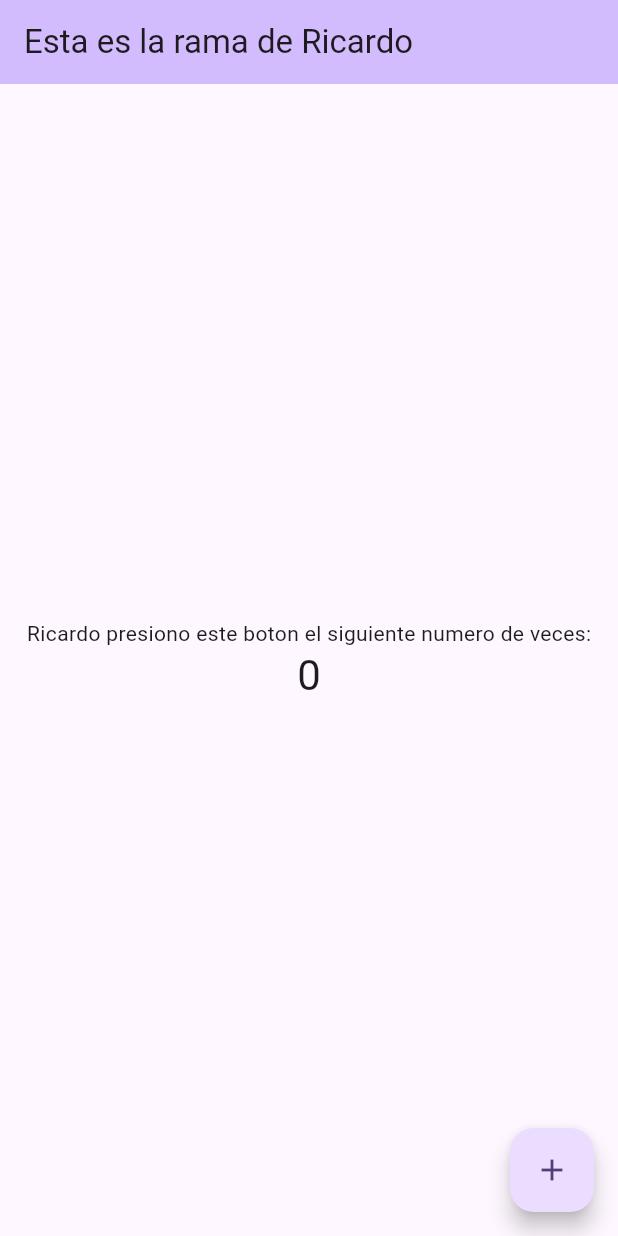
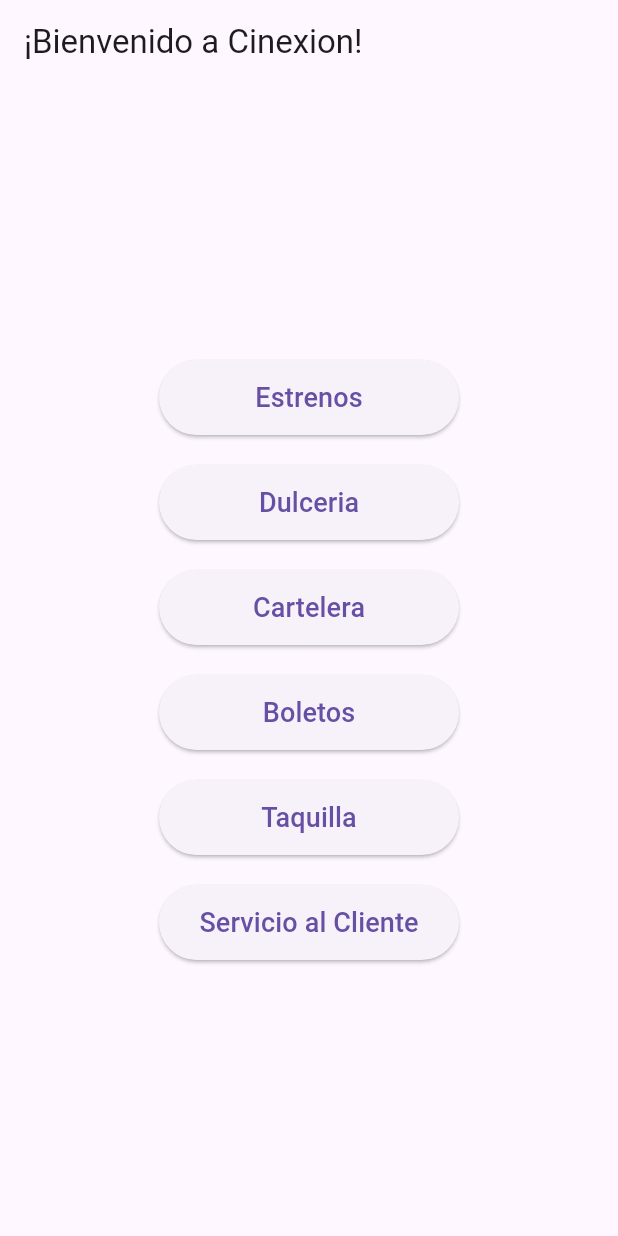
Before and after one commit to RisuSanguinium/cinexionHN, a Flutter app: the screen it shows after launch, on a phone screen of 412 x 824 dp. Run offline on Flutter 3.47's test engine with Material 3 defaults, Android fonts, the phone set to English and light mode, and no system bars.

Commit message:
Establecer HomePage

```diff
--- a/lib/main.dart
+++ b/lib/main.dart
@@ -1,125 +1,279 @@
 import 'package:flutter/material.dart';
 
 void main() {
-  runApp(const MyApp());
+  runApp(MyApp());
 }
 
 class MyApp extends StatelessWidget {
-  const MyApp({super.key});
-
-  // This widget is the root of your application.
   @override
   Widget build(BuildContext context) {
     return MaterialApp(
-      title: 'Flutter Demo',
+      title: 'Nav Cinexion',
       theme: ThemeData(
-        // This is the theme of your application.
-        //
-        // TRY THIS: Try running your application with "flutter run". You'll see
-        // the application has a purple toolbar. Then, without quitting the app,
-        // try changing the seedColor in the colorScheme below to Colors.green
-        // and then invoke "hot reload" (save your changes or press the "hot
-        // reload" button in a Flutter-supported IDE, or press "r" if you used
-        // the command line to start the app).
-        //
-        // Notice that the counter didn't reset back to zero; the application
-        // state is not lost during the reload. To reset the state, use hot
-        // restart instead.
-        //
-        // This works for code too, not just values: Most code changes can be
-        // tested with just a hot reload.
-        colorScheme: ColorScheme.fromSeed(seedColor: Colors.deepPurple),
-        useMaterial3: true,
+        primarySwatch: Colors.yellow,
       ),
-      home: const MyHomePage(title: 'Esta es la rama de Ricardo'),
+      initialRoute: '/',
+      routes: {
+        '/': (context) => HomePage(),
+        '/estrenos': (context) => EstrenosPage(),
+        '/dulceria': (context) => DulceriaPage(),
+        '/boletos': (context) => BoletosPage(),
+        '/taquilla': (context) => TaquillaPage(),
+        '/cartelera': (context) => CarteleraPage(),
+        '/servicio': (context) => ServicioPage(),
+      },
     );
   }
 }
 
-class MyHomePage extends StatefulWidget {
-  const MyHomePage({super.key, required this.title});
+class HomePage extends StatelessWidget {
+  @override
+Widget build(BuildContext context) {
+  return Scaffold(
+    appBar: AppBar(
+      title: Text('¡Bienvenido a Cinexion!'),
+    ),
+    body: Center(
+      child: Column(
+        mainAxisAlignment: MainAxisAlignment.center,
+        children: [
+          ElevatedButton(
+            onPressed: () {
+              Navigator.pushNamed(context, '/estrenos');
+            },
+            style: ElevatedButton.styleFrom(
+              minimumSize: Size(200, 50), // Ajusta el tamaño mínimo del botón
+            ),
+            child: Text(
+              'Estrenos',
+              style: TextStyle(fontSize: 18), // Ajusta el tamaño de la letra
+            ),
+          ),
+          SizedBox(height: 20), // Espacio entre los botones
+          ElevatedButton(
+            onPressed: () {
+              Navigator.pushNamed(context, '/dulceria');
+            },
+            style: ElevatedButton.styleFrom(
+              minimumSize: Size(200, 50), // Ajusta el tamaño mínimo del botón
+            ),
+            child: Text(
+              'Dulceria',
+              style: TextStyle(fontSize: 18), // Ajusta el tamaño de la letra
+            ),
+          ),
+          SizedBox(height: 20), // Espacio entre los botones
+          ElevatedButton(
+            onPressed: () {
+              Navigator.pushNamed(context, '/cartelera');
+            },
+            style: ElevatedButton.styleFrom(
+              minimumSize: Size(200, 50), // Ajusta el tamaño mínimo del botón
+            ),
+            child: Text(
+              'Cartelera',
+              style: TextStyle(fontSize: 18), // Ajusta el tamaño de la letra
+            ),
+          ),
+          SizedBox(height: 20), // Espacio entre los botones
+          ElevatedButton(
+            onPressed: () {
+              Navigator.pushNamed(context, '/boletos');
+            },
+            style: ElevatedButton.styleFrom(
+              minimumSize: Size(200, 50), // Ajusta el tamaño mínimo del botón
+            ),
+            child: Text(
+              'Boletos',
+              style: TextStyle(fontSize: 18), // Ajusta el tamaño de la letra
+            ),
+          ),
+          SizedBox(height: 20), // Espacio entre los botones
+          ElevatedButton(
+            onPressed: () {
+              Navigator.pushNamed(context, '/taquilla');
+            },
+            style: ElevatedButton.styleFrom(
+              minimumSize: Size(200, 50), // Ajusta el tamaño mínimo del botón
+            ),
+            child: Text(
+              'Taquilla',
+              style: TextStyle(fontSize: 18), // Ajusta el tamaño de la letra
+            ),
+          ),
+          SizedBox(height: 20), // Espacio entre los botones
+          ElevatedButton(
+            onPressed: () {
+              Navigator.pushNamed(context, '/servicio');
+            },
+            style: ElevatedButton.styleFrom(
+              minimumSize: Size(200, 50), // Ajusta el tamaño mínimo del botón
+            ),
+            child: Text(
+              'Servicio al Cliente',
+              style: TextStyle(fontSize: 18), // Ajusta el tamaño de la letra
+            ),
+          ),
+        ],
+      ),
+    ),
+  );
+}
 
-  // This widget is the home page of your application. It is stateful, meaning
-  // that it has a State object (defined below) that contains fields that affect
-  // how it looks.
+}
 
-  // This class is the configuration for the state. It holds the values (in this
-  // case the title) provided by the parent (in this case the App widget) and
-  // used by the build method of the State. Fields in a Widget subclass are
-  // always marked "final".
-
-  final String title;
+class EstrenosPage extends StatelessWidget {
+  final List<Movie> upcomingMovies = [
+    Movie(
+      title: "Twisters",
+      releaseDate: "8 de Julio 2024",
+      posterUrl: "https://th.bing.com/th?id=OIF.SzHUHhoX9ejvtm1g%2fC0jCg&rs=1&pid=ImgDetMain",
+    ),
+    Movie(
+      title: "Bob Marley: La Leyenda",
+      releaseDate: "15 de Febrero 2024",
+      posterUrl: "https://th.bing.com/th/id/R.e0288ba73406bdfd272027c57737095d?rik=Wx5lz4HZiI1Hkg&riu=http%3a%2f%2fwww.impawards.com%2f2024%2fposters%2fbob_marley_one_love_ver5.jpg&ehk=Be7YFgYLQi0RNeAQSr78CvMTS%2fr0g4%2bT4zu9UV1q2d4%3d&risl=&pid=ImgRaw&r=0",
+    ),
+    Movie(
+      title: "Dune: Parte 2",
+      releaseDate: "6 de Febrero 2024",
+      posterUrl: "https://th.bing.com/th/id/OIP.euT_3v4i3iR_eOh3KGU8QgAAAA?rs=1&pid=ImgDetMain",
+    ),
+    Movie(
+      title: "Back to Black",
+      releaseDate: "11 de abril 2024",
+      posterUrl: "https://th.bing.com/th/id/OIP.UmGyTM2_ZD-vgdRZgiEITQAAAA?rs=1&pid=ImgDetMain",
+    ),
+    Movie(
+      title: "Challengers",
+      releaseDate: "26 de marzo 2024",
+      posterUrl: "https://th.bing.com/th/id/OIP.Vwf04-b_gqmHp5Or68G1GwHaK-?rs=1&pid=ImgDetMain",
+    ),
+    Movie(
+      title: "Deadpool y Wolverine",
+      releaseDate: "25 de julio 2024",
+      posterUrl: "https://preview.redd.it/official-new-poster-for-deadpool-and-wolverine-v0-txne73o16iic1.jpeg?width=1080&crop=smart&auto=webp&s=1c60613d05ca418d3e4de1f367387246ca519403",
+    ),
+    // Añade más películas según sea necesario
+  ];
 
   @override
-  State<MyHomePage> createState() => _MyHomePageState();
+Widget build(BuildContext context) {
+  return Scaffold(
+    appBar: AppBar(
+      title: Text('¡Explora nuestros nuevos estrenos!'),
+    ),
+    body: ListView.builder(
+      itemCount: upcomingMovies.length,
+      itemBuilder: (context, index) {
+        final movie = upcomingMovies[index];
+        return Container(
+          height: 150.0, // Ajusta la altura deseada para cada Card
+          margin: EdgeInsets.symmetric(vertical: 8.0, horizontal: 16.0), // Opcional: añadir margen
+          child: Card(
+            child: Padding(
+              padding: EdgeInsets.all(8.0), // Opcional: padding dentro de la card
+              child: Row(
+                children: [
+                  ClipRRect(
+                    borderRadius: BorderRadius.circular(8.0), // Opcional: para redondear las esquinas
+                    child: SizedBox(
+                      width: 100.0, // Ajusta el ancho deseado
+                      height: 120.0, // Ajusta la altura deseada para la imagen
+                      child: Image.network(
+                        movie.posterUrl,
+                        fit: BoxFit.cover, // Esto ajusta la imagen para que cubra el contenedor
+                      ),
+                    ),
+                  ),
+                  SizedBox(width: 16.0), // Espacio entre la imagen y el texto
+                  Expanded(
+                    child: Column(
+                      mainAxisAlignment: MainAxisAlignment.center, // Centrar verticalmente
+                      crossAxisAlignment: CrossAxisAlignment.start, // Alinear el texto a la izquierda
+                      children: [
+                        Text(
+                          movie.title,
+                          style: TextStyle(fontSize: 18.0, fontWeight: FontWeight.bold),
+                        ),
+                        SizedBox(height: 8.0), // Espacio entre título y subtítulo
+                        Text('Fecha de Estreno: ${movie.releaseDate}'),
+                      ],
+                    ),
+                  ),
+                ],
+              ),
+            ),
+          ),
+        );
+      },
+    ),
+  );
 }
 
-class _MyHomePageState extends State<MyHomePage> {
-  int _counter = 0;
+}
 
-  void _incrementCounter() {
-    setState(() {
-      // This call to setState tells the Flutter framework that something has
-      // changed in this State, which causes it to rerun the build method below
-      // so that the display can reflect the updated values. If we changed
-      // _counter without calling setState(), then the build method would not be
-      // called again, and so nothing would appear to happen.
-      _counter++;
-    });
-  }
-
+class DulceriaPage extends StatelessWidget {
   @override
   Widget build(BuildContext context) {
-    // This method is rerun every time setState is called, for instance as done
-    // by the _incrementCounter method above.
-    //
-    // The Flutter framework has been optimized to make rerunning build methods
-    // fast, so that you can just rebuild anything that needs updating rather
-    // than having to individually change instances of widgets.
     return Scaffold(
       appBar: AppBar(
-        // TRY THIS: Try changing the color here to a specific color (to
-        // Colors.amber, perhaps?) and trigger a hot reload to see the AppBar
-        // change color while the other colors stay the same.
-        backgroundColor: Theme.of(context).colorScheme.inversePrimary,
-        // Here we take the value from the MyHomePage object that was created by
-        // the App.build method, and use it to set our appbar title.
-        title: Text(widget.title),
+        title: Text('Dulceria'),
       ),
-      body: Center(
-        // Center is a layout widget. It takes a single child and positions it
-        // in the middle of the parent.
-        child: Column(
-          // Column is also a layout widget. It takes a list of children and
-          // arranges them vertically. By default, it sizes itself to fit its
-          // children horizontally, and tries to be as tall as its parent.
-          //
-          // Column has various properties to control how it sizes itself and
-          // how it positions its children. Here we use mainAxisAlignment to
-          // center the children vertically; the main axis here is the vertical
-          // axis because Columns are vertical (the cross axis would be
-          // horizontal).
-          //
-          // TRY THIS: Invoke "debug painting" (choose the "Toggle Debug Paint"
-          // action in the IDE, or press "p" in the console), to see the
-          // wireframe for each widget.
-          mainAxisAlignment: MainAxisAlignment.center,
-          children: <Widget>[
-            const Text(
-              'Ricardo presiono este boton el siguiente numero de veces:',
-            ),
-            Text(
-              '$_counter',
-              style: Theme.of(context).textTheme.headlineMedium,
-            ),
-          ],
-        ),
-      ),
-      floatingActionButton: FloatingActionButton(
-        onPressed: _incrementCounter,
-        tooltip: 'Increment',
-        child: const Icon(Icons.add),
-      ), // This trailing comma makes auto-formatting nicer for build methods.
     );
   }
 }
+
+class BoletosPage extends StatelessWidget {
+  @override
+  Widget build(BuildContext context) {
+    return Scaffold(
+      appBar: AppBar(
+        title: Text('Boletos'),
+      ),
+    );
+  }
+}
+
+class CarteleraPage extends StatelessWidget {
+  @override
+  Widget build(BuildContext context) {
+    return Scaffold(
+      appBar: AppBar(
+        title: Text('Cartelera'),
+      ),
+    );
+  }
+}
+
+class TaquillaPage extends StatelessWidget {
+  @override
+  Widget build(BuildContext context) {
+    return Scaffold(
+      appBar: AppBar(
+        title: Text('Taquilla'),
+      ),
+    );
+  }
+}
+
+class ServicioPage extends StatelessWidget {
+  @override
+  Widget build(BuildContext context) {
+    return Scaffold(
+      appBar: AppBar(
+        title: Text('Servicio al Cliente'),
+      ),
+    );
+  }
+}
+
+
+
+class Movie {
+  final String title;
+  final String releaseDate;
+  final String posterUrl;
+
+  Movie({required this.title, required this.releaseDate, required this.posterUrl});
+}
```
